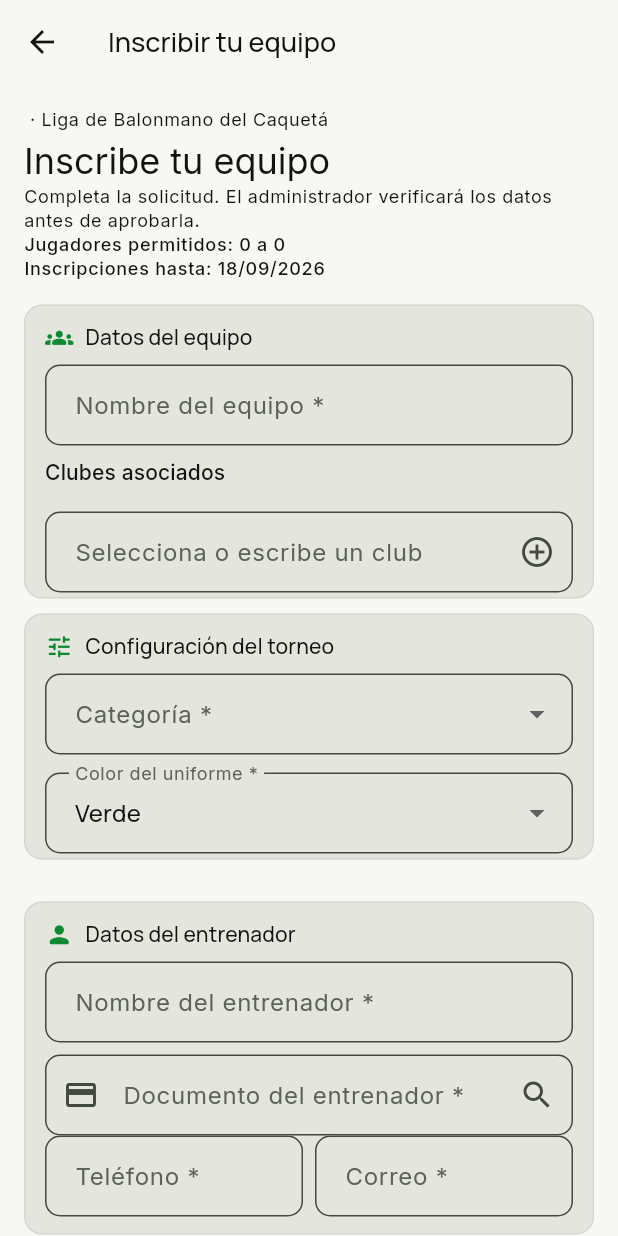
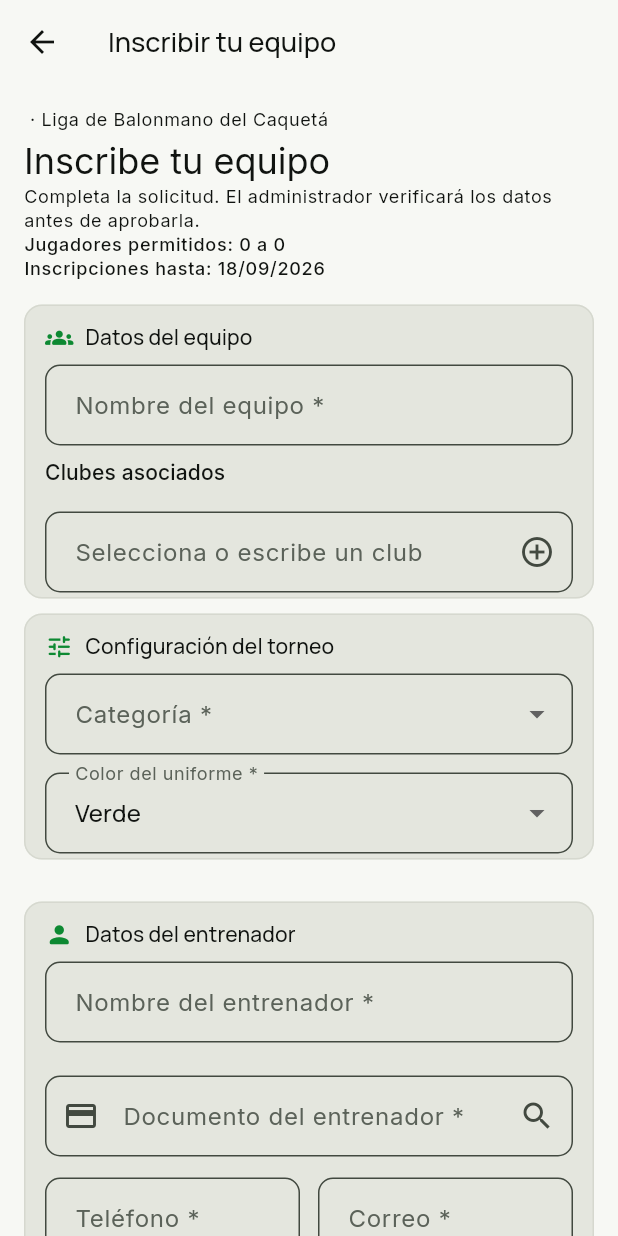
Before and after one commit to tatiana1104/handplay_demo, a Flutter app: the TeamRegistrationScreen screen opened directly with empty values, on a phone screen of 412 x 824 dp. Run offline on Flutter 3.47's test engine with Material 3 defaults, Android fonts, the phone set to English and light mode, and no system bars; our stand-ins replace cloud_firestore, dartz, equatable, firebase_auth, firebase_core, firebase_messaging and 5 more; accounts and stored records are empty.

Commit message:
style: add spacing to coach details form

```diff
--- a/lib/features/tournaments/presentation/screens/team_registration_screen.dart
+++ b/lib/features/tournaments/presentation/screens/team_registration_screen.dart
@@ -756,6 +756,7 @@ class _TeamRegistrationScreenState extends State<TeamRegistrationScreen> {
           title: 'Datos del entrenador',
           children: [
             _field(_coach, 'Nombre del entrenador *', 'Carlos Herrera'),
+            const SizedBox(height: 14),
             TextFormField(
               controller: _coachDocument,
             keyboardType: TextInputType.number,
@@ -770,7 +771,15 @@ class _TeamRegistrationScreenState extends State<TeamRegistrationScreen> {
               onFieldSubmitted: (_) => _loadExistingCoach(),
               validator: (value) => value == null || value.trim().isEmpty ? 'Escribe el documento' : null,
             ),
-            Row(children: [Expanded(child: _field(_phone, 'Teléfono *', '300 123 4567')), const SizedBox(width: 8), Expanded(child: _field(_email, 'Correo *', 'equipo@correo.com', email: true))]),
+            const SizedBox(height: 14),
+            Row(
+              crossAxisAlignment: CrossAxisAlignment.start,
+              children: [
+                Expanded(child: _field(_phone, 'Teléfono *', '300 123 4567')),
+                const SizedBox(width: 12),
+                Expanded(child: _field(_email, 'Correo *', 'equipo@correo.com', email: true)),
+              ],
+            ),
           ],
         ),
         const SizedBox(height: 10),
```
